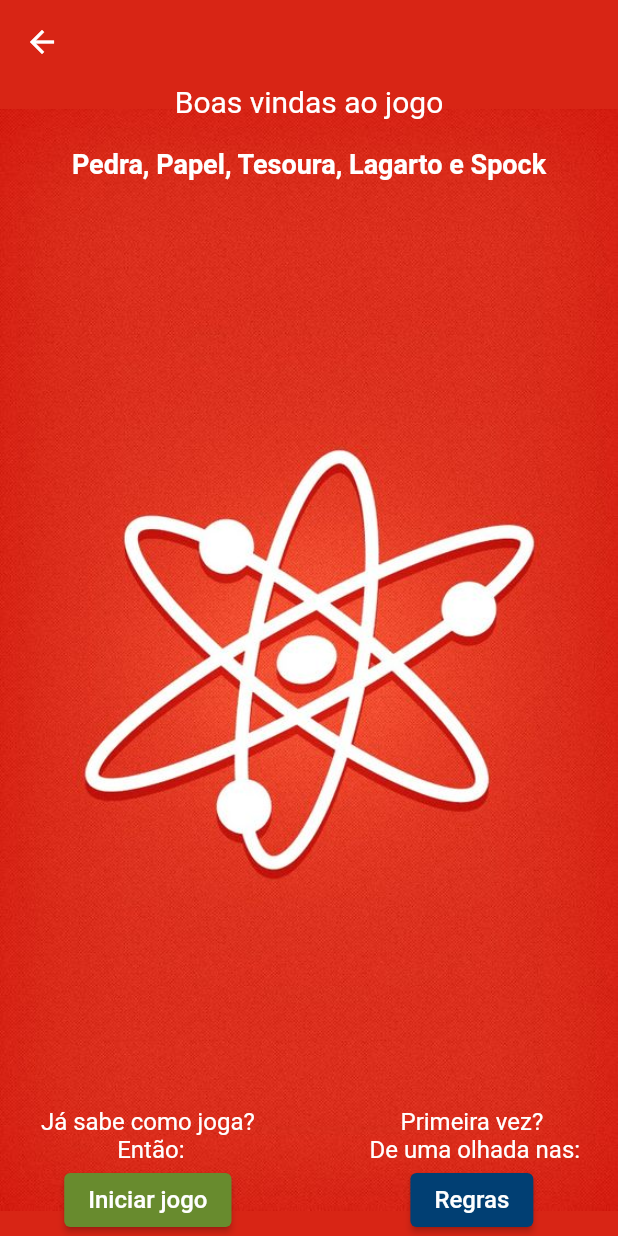
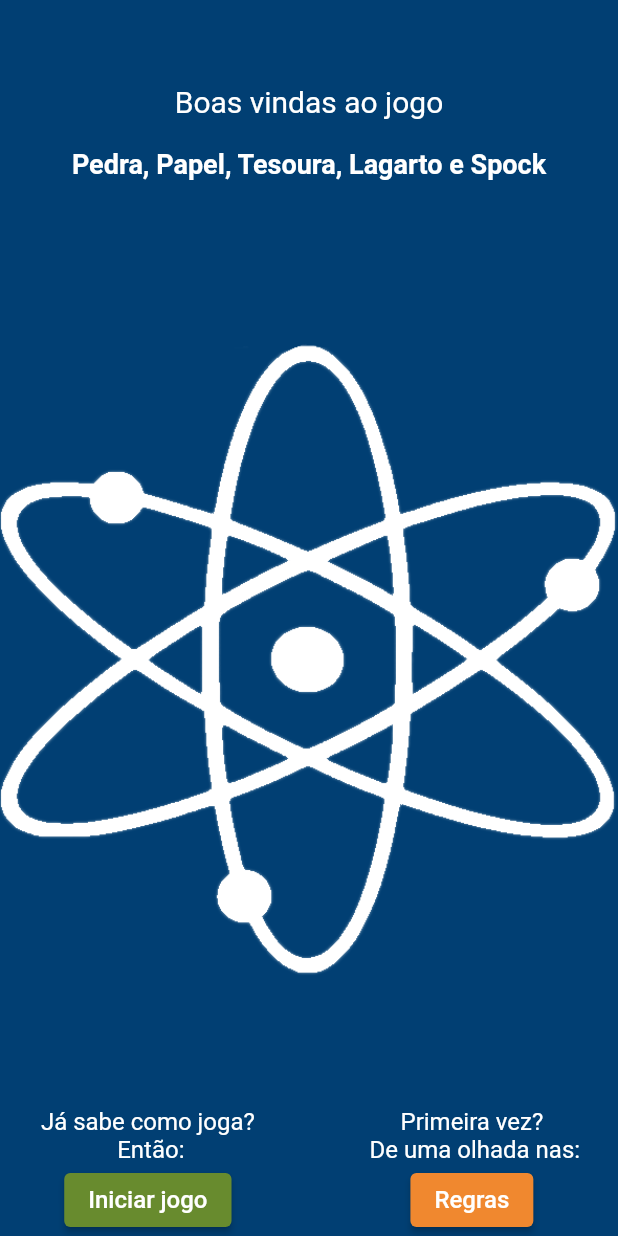
Before and after one commit to anaclara-s/pedra-papel-tesoura-lagarto-spock, a Flutter app: the HomeScreen screen opened directly, on a phone screen of 412 x 824 dp. Run offline on Flutter 3.47's test engine with Material 2 defaults, Android fonts, the phone set to English and light mode, and no system bars; our stand-ins replace material_design_icons_flutter.

Commit message:
Ajustes de design

```diff
--- a/lib/home_screen.dart
+++ b/lib/home_screen.dart
@@ -8,18 +8,19 @@ class HomeScreen extends StatelessWidget {
   @override
   Widget build(BuildContext context) {
     return Scaffold(
-      backgroundColor: const Color.fromARGB(255, 216, 37, 21),
+      backgroundColor: const Color.fromARGB(255, 1, 63, 115),
       appBar: AppBar(
         backgroundColor: Colors.transparent,
         shadowColor: const Color.fromARGB(0, 255, 255, 255),
         elevation: 0,
       ),
-      body: Container(
-        decoration: const BoxDecoration(
+      body: Center(
+        child: Container(
+          decoration: BoxDecoration(
             image: DecorationImage(
-            image: AssetImage(
-                'assets/pedra, papel, tesoura, lagartao e spock1.jpg'),
-          ),
+                image: AssetImage('assets/logoB.png'),
+                fit: BoxFit.contain,
+                alignment: Alignment.center),
           ),
           child: Column(
             mainAxisAlignment: MainAxisAlignment.center,
@@ -61,7 +62,8 @@ class HomeScreen extends StatelessWidget {
                       ElevatedButton(
                         style: ElevatedButton.styleFrom(
                           backgroundColor:
-                              const Color.fromARGB(255, 104, 139, 46)),
+                              const Color.fromARGB(255, 104, 139, 46),
+                        ),
                         onPressed: () {
                           Navigator.push(
                             context,
@@ -95,7 +97,8 @@ class HomeScreen extends StatelessWidget {
                       ElevatedButton(
                         style: ElevatedButton.styleFrom(
                           backgroundColor:
-                              const Color.fromARGB(255, 1, 63, 115)),
+                              const Color.fromARGB(255, 240, 136, 47),
+                        ),
                         onPressed: () {
                           // Navigator.push(context,
                           //     MaterialPageRoute(builder: (context) => RuleScreen(),),);
@@ -112,6 +115,7 @@ class HomeScreen extends StatelessWidget {
             ],
           ),
         ),
+      ),
     );
   }
 }
--- a/lib/main.dart
+++ b/lib/main.dart
@@ -1,11 +1,11 @@
 import 'package:flutter/material.dart';
 
-import 'game_screen.dart';
+import 'home_screen.dart';
 
 void main() {
   runApp(
     const MaterialApp(
-      home: GameScreen(),
+      home: HomeScreen(),
     ),
   );
 }
--- a/pubspec.yaml
+++ b/pubspec.yaml
@@ -68,7 +68,7 @@ flutter:
     - assets/pedra.png
     - assets/spock.png
     - assets/tesoura.png
-    - assets/pedra, papel, tesoura, lagartao e spock1.jpg
+    - assets/logoB.png
 
   # An image asset can refer to one or more resolution-specific "variants", see
   # https://flutter.dev/assets-and-images/#resolution-aware
```
Also changed, not shown: lib/menu_widget.dart (+11 -10 lines), assets/logoB.png (added), assets/pedra, papel, tesoura, lagartao e spock1.jpg (deleted), 1 other file. Lines whose indentation alone changed are shown as unchanged.
